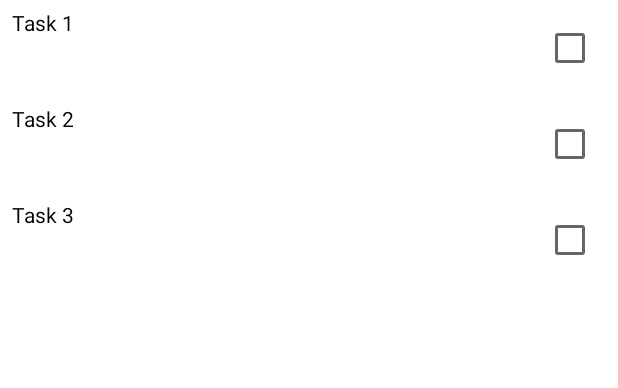
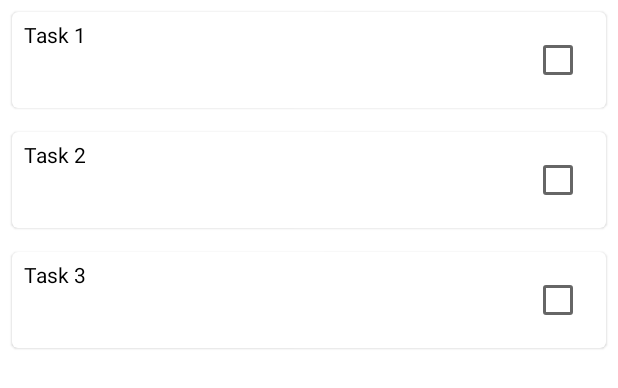
Before and after one commit to IsaqueCoelho/SimpleToDoList, an Android app built with Jetpack Compose: the @Preview function PreviewItemList, on a phone screen of 412 x 824 dp. Shown: the top 388 px of the screen. Run offline under Robolectric (Android 15) with nearby library versions, the phone set to English and light mode, and no system bars.

Commit message:
task: Adjust tasklist layout to seems like a card;

```diff
--- a/app/src/main/java/com/studio/sevenapp/todolist/components/TaskItem.kt
+++ b/app/src/main/java/com/studio/sevenapp/todolist/components/TaskItem.kt
@@ -4,6 +4,7 @@ import androidx.compose.foundation.layout.Arrangement
 import androidx.compose.foundation.layout.Row
 import androidx.compose.foundation.layout.fillMaxWidth
 import androidx.compose.foundation.layout.padding
+import androidx.compose.material.Card
 import androidx.compose.material.Checkbox
 import androidx.compose.material.Text
 import androidx.compose.runtime.Composable
@@ -18,6 +19,10 @@ import com.studio.sevenapp.todolist.model.Task
 fun TaskItem(
     task: Task
 ) {
+    Card(
+        modifier = Modifier.fillMaxWidth()
+            .padding(8.dp)
+    ) {
         Row(
             modifier = Modifier
                 .fillMaxWidth()
@@ -26,6 +31,7 @@ fun TaskItem(
         ) {
             Text(text = task.name)
             TaskItemCheckbox()
+        }
     }
 }
 
```
Lines whose indentation alone changed are shown as unchanged.
